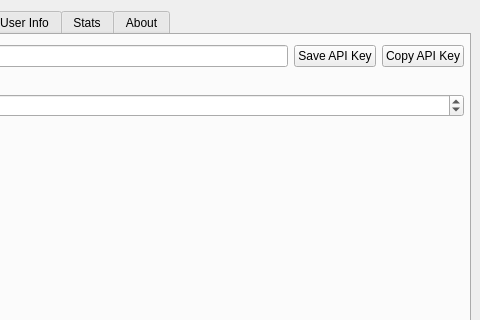
Before: the Qt Designer form QTProj/QtHorde/form.ui in Unit1208/HordeQT, drawn with Qt 5; both pictures show x 308 to 788 and y 0 to 320 of the 788 by 755 pixel window.
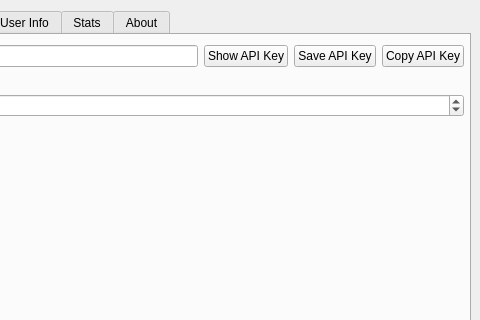
After: the same form once the commit is applied. The open tabs and pages were chosen to show the change. Icons and pictures are not drawn.

The edit to the form file:
```diff
--- a/QTProj/QtHorde/form.ui
+++ b/QTProj/QtHorde/form.ui
@@ -596,6 +596,16 @@
              </property>
             </widget>
            </item>
+           <item>
+            <widget class="QPushButton" name="showAPIKey">
+             <property name="text">
+              <string>Show API Key</string>
+             </property>
+             <property name="icon">
+              <iconset theme="QIcon::ThemeIcon::EditFind"/>
+             </property>
+            </widget>
+           </item>
            <item>
             <widget class="QPushButton" name="saveAPIkey">
              <property name="text">
```
Left out of the diff: 2 changed lines with no effect on the pictures.
